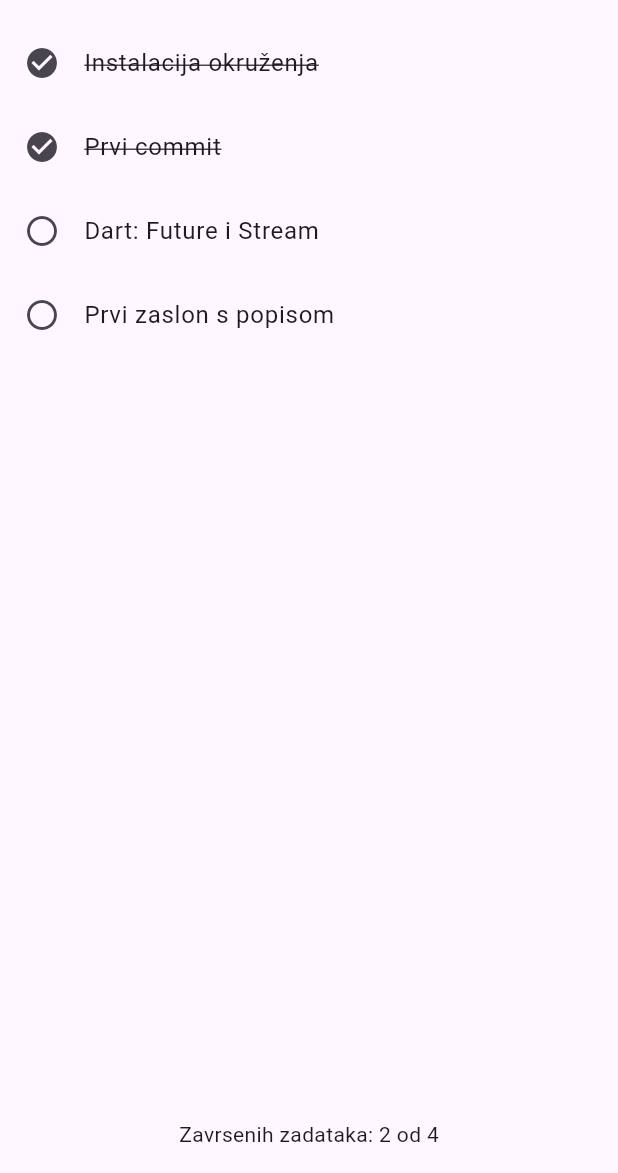
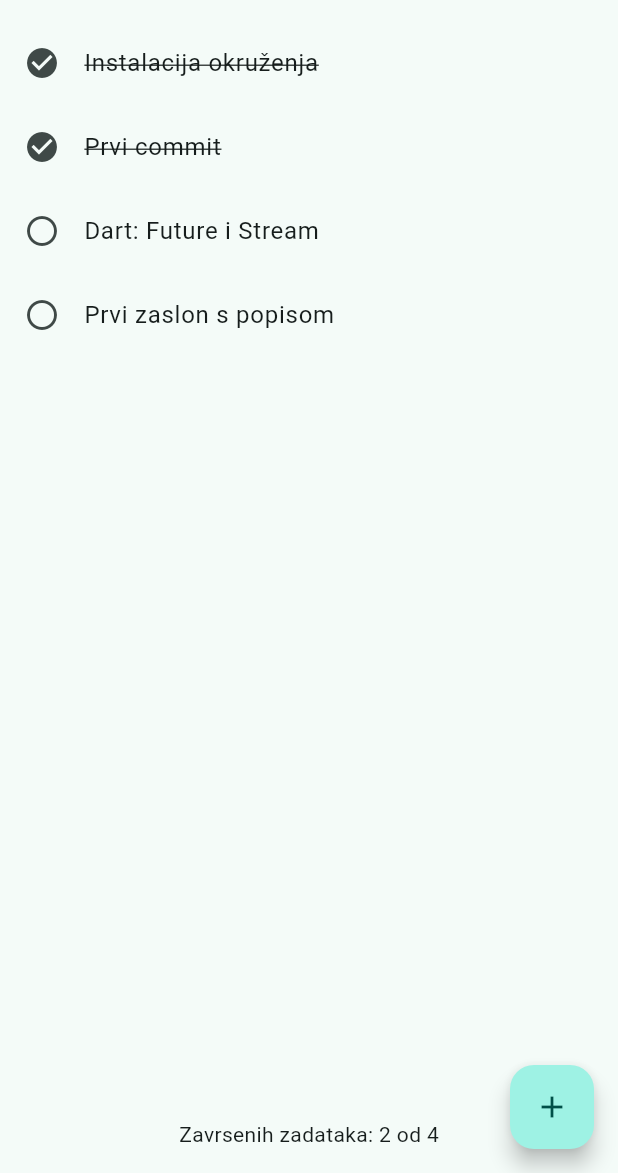
Before and after one commit to mapokapo/nramu_zadatci_app, a Flutter app: the screen it shows after launch, on a phone screen of 412 x 824 dp, the part 63-1236 px from its top. Run offline on Flutter 3.47's test engine with Material 3 defaults, Android fonts, the phone set to English and light mode, and no system bars.

Commit message:
add FAB and theme to main.dart

```diff
--- a/lib/main.dart
+++ b/lib/main.dart
@@ -10,9 +10,13 @@ class ZadatciApp extends StatelessWidget {
 
   @override
   Widget build(BuildContext context) {
-    return const MaterialApp(
+    return MaterialApp(
       debugShowCheckedModeBanner: false,
       title: 'Zadatci',
+      theme: ThemeData(
+        colorScheme: ColorScheme.fromSeed(seedColor: Colors.teal),
+        useMaterial3: true,
+      ),
       home: ZadatciEkran(),
     );
   }
@@ -47,6 +51,11 @@ class _ZadatciEkranState extends State<ZadatciEkran> {
   Widget build(BuildContext context) {
     return Scaffold(
       appBar: AppBar(title: const Text('Zadatci')),
+      floatingActionButton: FloatingActionButton(
+        onPressed: () {},
+        tooltip: 'Novi zadatak',
+        child: const Icon(Icons.add),
+      ),
       body: FutureBuilder<List<Zadatak>>(
         future: _buduci,
         builder: (context, snap) {
```
